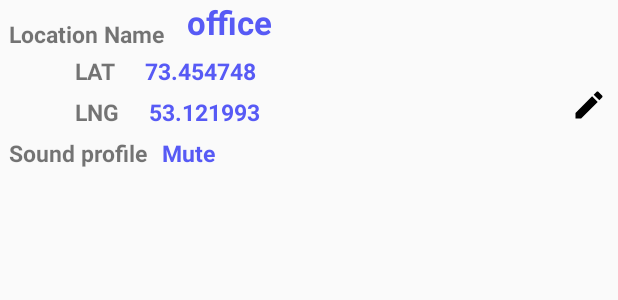
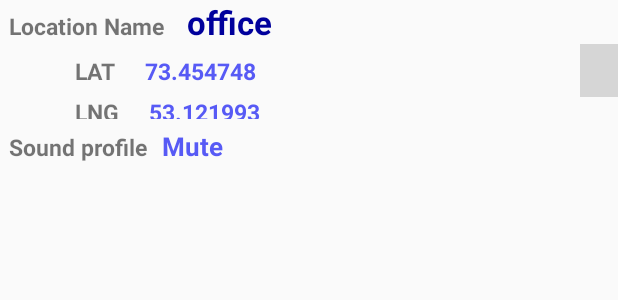
Before and after one commit to kunalkhedkar/SmartProfileChanger, an Android app: the layout location_item_list.xml on its own in the app's theme, with its tools: preview values and no code run, on a phone screen of 412 x 824 dp. Shown: the top 300 px of the screen. Run offline under Robolectric (Android 15) with nearby library versions, the phone set to English and light mode, and no system bars; grey boxes are pictures that could not be loaded.

Commit message:
improve  code + add popup menu to listview

```diff
--- a/app/src/main/AndroidManifest.xml
+++ b/app/src/main/AndroidManifest.xml
@@ -7,7 +7,7 @@
     <application
         android:name="android.support.multidex.MultiDexApplication"
         android:allowBackup="true"
-        android:icon="@drawable/ic_sample_app_logo"
+        android:icon="@mipmap/ic_launcher"
         android:label="@string/app_name"
         android:supportsRtl="true"
         android:theme="@style/AppTheme">
--- a/app/src/main/java/com/example/kunal/smartprofilechanger/HomeNavigationActivity.java
+++ b/app/src/main/java/com/example/kunal/smartprofilechanger/HomeNavigationActivity.java
@@ -156,6 +156,8 @@ public class HomeNavigationActivity extends AppCompatActivity
 
 
         } else if (id == R.id.nav_settings) {
+
+            Toast.makeText(this, "TODO", Toast.LENGTH_SHORT).show();
 
         }
 
--- a/app/src/main/res/layout/location_item_list.xml
+++ b/app/src/main/res/layout/location_item_list.xml
@@ -12,7 +12,6 @@
         android:orientation="horizontal">
 
         <TextView
-            android:layout_marginTop="5dp"
             android:layout_marginLeft="6dp"
             android:layout_width="wrap_content"
             android:layout_height="wrap_content"
@@ -23,7 +22,7 @@
         <TextView
             android:textStyle="bold"
             android:id="@+id/locationName"
-            android:textColor="@color/colorAccent"
+            android:textColor="#00009C"
             android:layout_width="wrap_content"
             android:layout_height="wrap_content"
             android:layout_marginLeft="15dp"
@@ -31,8 +30,28 @@
             tools:text="office" />
     </LinearLayout>
 
+    <RelativeLayout
+        android:layout_width="match_parent"
+        android:layout_height="50dp">
 
-    <LinearLayout
+
+        <RelativeLayout
+            android:layout_width="wrap_content"
+            android:layout_height="wrap_content">
+
+            <ImageView
+                android:contextClickable="true"
+                android:id="@+id/list_menu"
+                android:layout_alignParentRight="true"
+                android:layout_width="35dp"
+                android:layout_height="35dp"
+                android:src="@drawable/ic_menu"
+                android:clickable="true"
+                android:layout_marginRight="-10dp" />
+        </RelativeLayout>
+
+        <LinearLayout
+            android:id="@+id/lat_layout"
         android:layout_marginTop="7dp"
         android:layout_width="wrap_content"
         android:layout_height="wrap_content"
@@ -53,7 +72,7 @@
             android:ellipsize="end"
             android:textColor="@color/colorAccent"
             android:id="@+id/latitude"
-            android:layout_width="144dp"
+            android:layout_width="230dp"
             android:layout_height="wrap_content"
             android:textSize="15sp"
             android:layout_marginLeft="20dp"
@@ -63,6 +82,7 @@
 
 
     <LinearLayout
+        android:layout_below="@+id/lat_layout"
         android:layout_marginLeft="50dp"
         android:layout_width="wrap_content"
         android:layout_height="wrap_content"
@@ -84,28 +104,17 @@
             android:layout_marginTop="6dp"
             android:textColor="@color/colorAccent"
             android:id="@+id/longitude"
-            android:layout_width="142dp"
+            android:layout_width="230dp"
             android:layout_height="wrap_content"
             android:layout_marginLeft="20dp"
             android:textSize="15sp"
             tools:text="53.121993" />
 
-        <RelativeLayout
-            android:layout_width="wrap_content"
-            android:layout_height="wrap_content">
 
-            <ImageView
-                android:layout_alignParentRight="true"
-                android:layout_width="wrap_content"
-                android:layout_height="wrap_content"
-                android:src="@drawable/ic_edit"
-                android:onClick="delete_exam"
-                android:clickable="true"
-                android:layout_marginRight="7dp" />
-        </RelativeLayout>
 
     </LinearLayout>
 
+    </RelativeLayout>
 
     <LinearLayout
         android:layout_width="wrap_content"
@@ -122,6 +131,7 @@
             android:textSize="15sp" />
 
         <TextView
+            android:layout_marginBottom="7dp"
             android:textStyle="bold"
             android:layout_marginLeft="10dp"
             android:layout_marginTop="6dp"
@@ -129,7 +139,7 @@
             android:id="@+id/soundProfile"
             android:layout_width="wrap_content"
             android:layout_height="wrap_content"
-            android:textSize="15sp"
+            android:textSize="17sp"
             tools:text="Mute" />
 
     </LinearLayout>
```
Also changed, not shown: app/src/main/java/com/example/kunal/smartprofilechanger/HomeFragment.java (+79 -2 lines), app/src/main/res/drawable-v21/ic_menu_camera.xml (deleted, +0 -12 lines), app/src/main/res/drawable-v21/ic_menu_gallery.xml (deleted, +0 -9 lines), app/src/main/res/drawable-v21/ic_menu_manage.xml (deleted, +0 -9 lines), app/src/main/res/drawable-v21/ic_menu_send.xml (deleted, +0 -9 lines), app/src/main/res/drawable-v21/ic_menu_share.xml (deleted, +0 -9 lines), app/src/main/res/drawable-v21/ic_menu_slideshow.xml (deleted, +0 -9 lines), app/src/main/res/mipmap-hdpi/ic_launcher.png, app/src/main/res/mipmap-mdpi/ic_launcher.png, app/src/main/res/mipmap-xhdpi/ic_launcher.png, app/src/main/res/mipmap-xxhdpi/ic_launcher.png, app/src/main/res/mipmap-xxxhdpi/ic_launcher.png.
